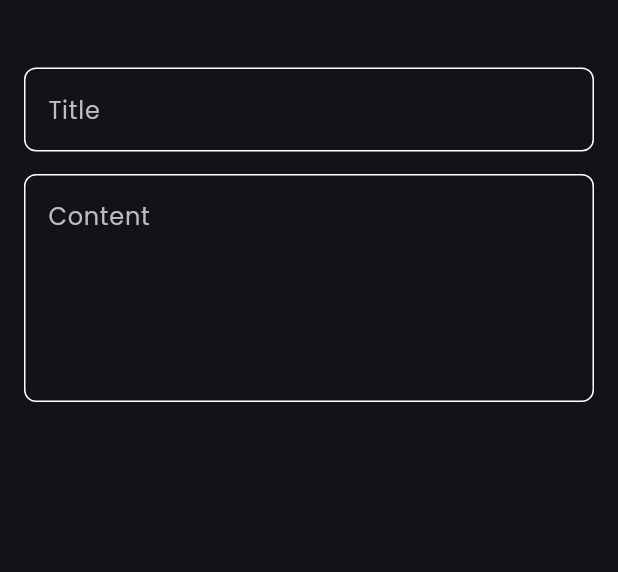
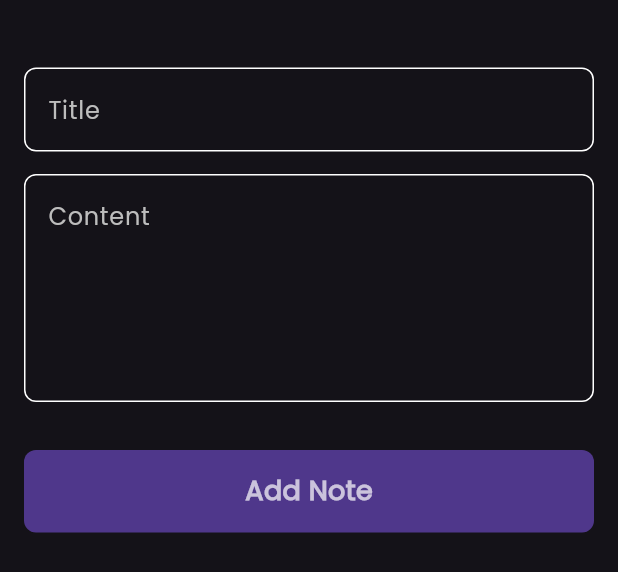
Before and after one commit to Mohamed00-Nour/notes_app, a Flutter app: the AddNoteBottomSheet widget shown alone on an empty page, opened directly, on a phone screen of 412 x 824 dp. Shown: the top 572 px of the screen. Run offline on Flutter 3.47's test engine with Material 3 defaults, Android fonts, the phone set to English and light mode, and no system bars.

Commit message:
Finish bottomSheet

```diff
--- a/lib/Widgets/Add_Note_BottomSheet.dart
+++ b/lib/Widgets/Add_Note_BottomSheet.dart
@@ -1,5 +1,6 @@
 import 'package:flutter/material.dart';
 
+import 'Custom_Button.dart';
 import 'Custom_TextField.dart';
 
 class AddNoteBottomSheet extends StatelessWidget {
@@ -9,8 +10,9 @@ class AddNoteBottomSheet extends StatelessWidget {
   Widget build(BuildContext context) {
     return const Padding(
       padding: EdgeInsets.symmetric(horizontal: 16.0),
+      child: SingleChildScrollView(
         child: Column(
-        children: [
+          children: <Widget>[
             SizedBox(
               height: 45.0,
             ),
@@ -24,7 +26,15 @@ class AddNoteBottomSheet extends StatelessWidget {
               hintText: 'Content',
               maxLines: 5,
             ),
+            SizedBox(
+              height: 32.0,
+            ),
+            CustomButton(),
+            SizedBox(
+              height: 15.0,
+            ),
           ],
+        ),
       ),
     );
   }
--- /dev/null
+++ b/lib/Widgets/Custom_Button.dart
@@ -0,0 +1,27 @@
+import 'package:flutter/material.dart';
+
+class CustomButton extends StatelessWidget {
+  const CustomButton({super.key});
+
+  @override
+  Widget build(BuildContext context) {
+    return  Container(
+      width: MediaQuery.of(context).size.width,
+      height: 55.0,
+      decoration: BoxDecoration(
+        borderRadius: BorderRadius.circular(8.0),
+        color: Color(0xff4f378b),
+      ),
+      child: const Center(
+        child: Text(
+          'Add Note',
+          style: TextStyle(
+            color: Colors.white70,
+            fontSize: 18.0,
+            fontWeight: FontWeight.w600,
+          ),
+        ),
+      ),
+    );
+  }
+}
```
Lines whose indentation alone changed are shown as unchanged.
